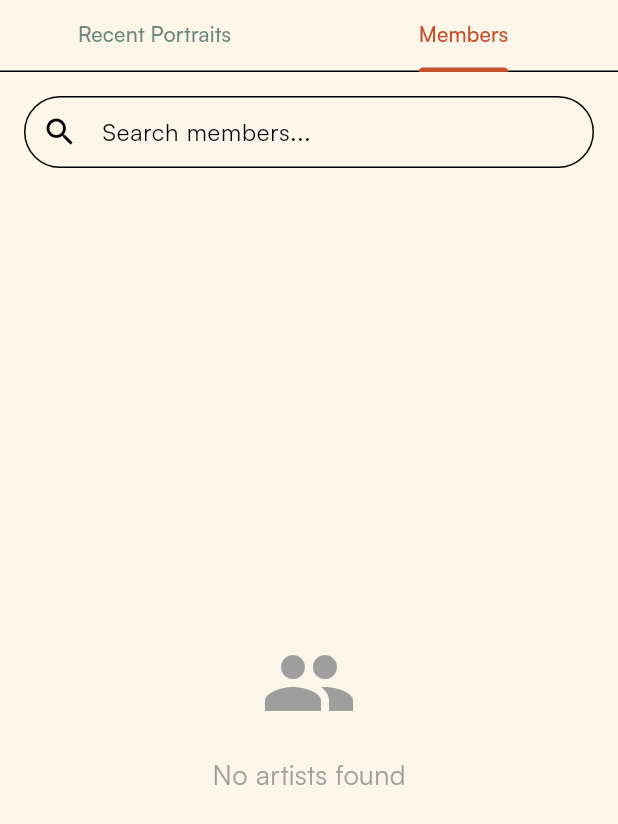
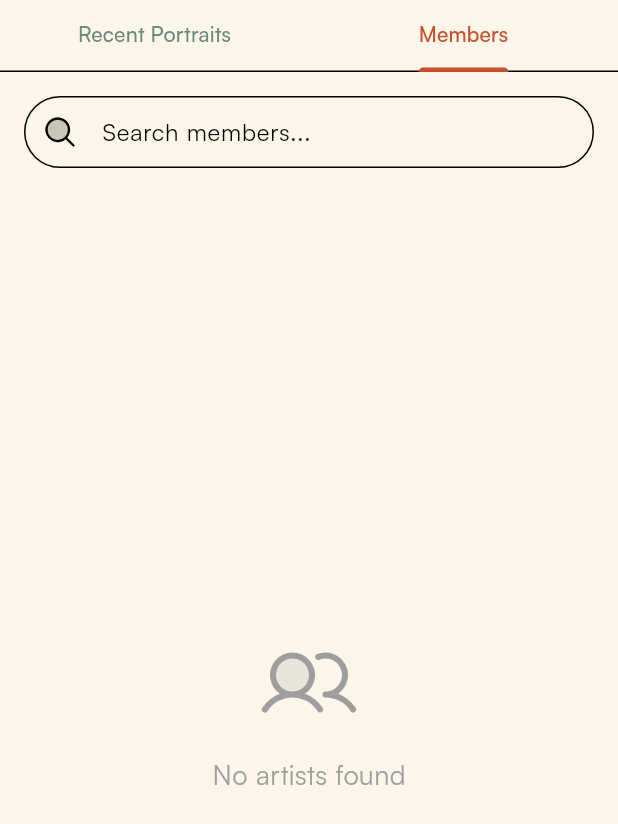
Before and after one commit to starogre/hundredheadssociety, a Flutter app: the CommunityScreen screen opened directly, tab 2 chosen, on a phone screen of 412 x 824 dp. Shown: the top 824 px of the screen. Run offline on Flutter 3.47's test engine with Material 3 defaults, Android fonts, the phone set to English and light mode, and no system bars; our stand-ins replace cached_network_image, cloud_firestore, cloud_functions, firebase_auth, firebase_core, firebase_crashlytics and 10 more; missing offline and left inert: app_settings, photo_manager, photo_manager_image_provider, wechat_assets_picker; accounts and stored records are empty.

Commit message:
Replace all 7 icons in CommunityScreen with Phosphor duotone
- Search: magnifyingGlass
- Filter: funnelSimple
- No members: users
- No portraits: images
- Error: warningCircle
- User avatar placeholder: user (2 instances)

All community icons now use duotone style

```diff
--- a/lib/screens/community_screen.dart
+++ b/lib/screens/community_screen.dart
@@ -1,6 +1,7 @@
 import 'package:flutter/material.dart';
 import 'package:provider/provider.dart';
 import 'package:cached_network_image/cached_network_image.dart';
+import 'package:phosphor_flutter/phosphor_flutter.dart';
 import 'dart:async';
 import '../services/user_service.dart';
 import '../services/portrait_service.dart';
@@ -99,7 +100,7 @@ class _CommunityScreenState extends State<CommunityScreen>
             controller: _searchController,
             decoration: InputDecoration(
               hintText: 'Search members...',
-              prefixIcon: const Icon(Icons.search),
+              prefixIcon: PhosphorIcon(PhosphorIconsDuotone.magnifyingGlass),
               border: OutlineInputBorder(
                 borderRadius: BorderRadius.circular(25),
               ),
@@ -138,8 +139,8 @@ class _CommunityScreenState extends State<CommunityScreen>
                   child: Column(
                     mainAxisAlignment: MainAxisAlignment.center,
                     children: [
-                      Icon(
-                        Icons.people,
+                      PhosphorIcon(
+                        PhosphorIconsDuotone.users,
                         size: 64,
                         color: Colors.grey,
                       ),
@@ -306,7 +307,7 @@ class _CommunityScreenState extends State<CommunityScreen>
           child: TextField(
             decoration: InputDecoration(
               hintText: 'Filter by model name or artist...',
-              prefixIcon: const Icon(Icons.filter_alt),
+              prefixIcon: PhosphorIcon(PhosphorIconsDuotone.funnelSimple),
               border: OutlineInputBorder(
                 borderRadius: BorderRadius.circular(25),
               ),
@@ -356,8 +357,8 @@ class _CommunityScreenState extends State<CommunityScreen>
                   child: Column(
                     mainAxisAlignment: MainAxisAlignment.center,
                     children: [
-                      Icon(
-                        Icons.photo_library,
+                      PhosphorIcon(
+                        PhosphorIconsDuotone.images,
                         size: 64,
                         color: AppColors.forestGreen.withValues(alpha: 0.5),
                       ),
@@ -439,8 +440,8 @@ class _CommunityScreenState extends State<CommunityScreen>
                                   ),
                                   errorWidget: (context, url, error) => Container(
                                     color: AppColors.forestGreen.withValues(alpha: 0.1),
-                                    child: Icon(
-                                      Icons.error,
+                                    child: PhosphorIcon(
+                                      PhosphorIconsDuotone.warningCircle,
                                       color: AppColors.rustyOrange,
                                     ),
                                   ),
@@ -577,8 +578,8 @@ class _CommunityScreenState extends State<CommunityScreen>
                                                                         color: AppColors.forestGreen,
                                                                         borderRadius: BorderRadius.circular(12.5),
                                                                       ),
-                                                                      child: const Icon(
-                                                                        Icons.person,
+                                                                      child: PhosphorIcon(
+                                                                        PhosphorIconsDuotone.user,
                                                                         color: Colors.white,
                                                                         size: 14,
                                                                       ),
```
